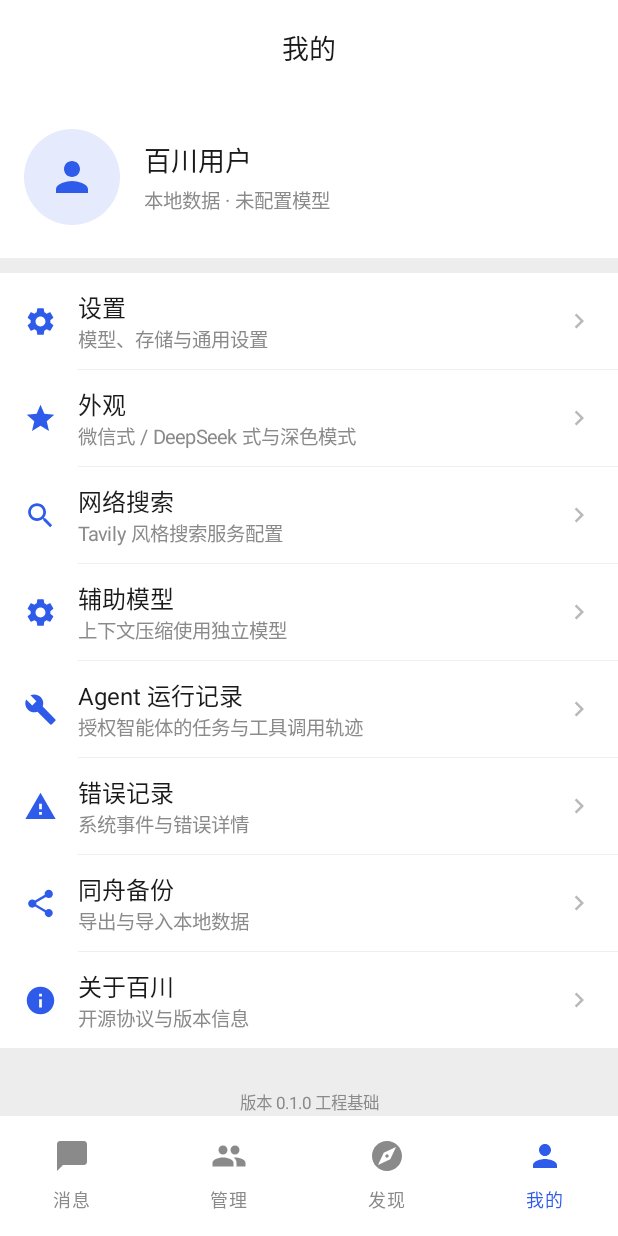
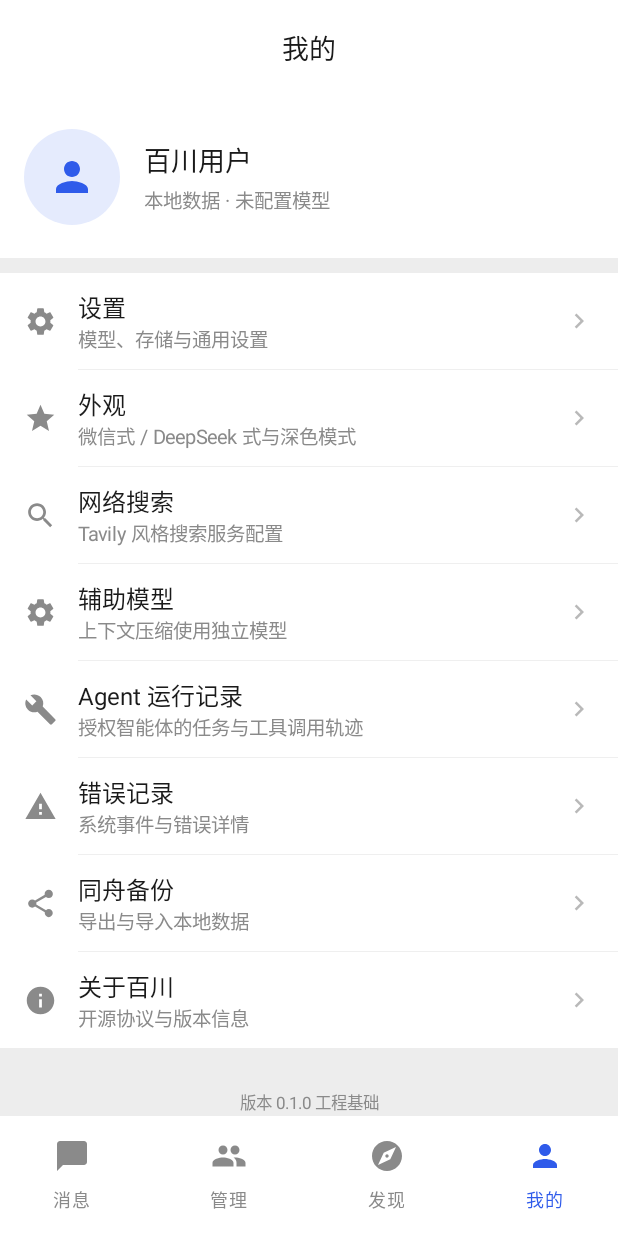
Before and after one commit to thecookfish1201-svg/baichuan, an Android app built with Jetpack Compose: the ProfileScreen screen opened through its navigation route, on a phone screen of 412 x 824 dp. Run offline under Robolectric (Android 15) with nearby library versions, the phone set to English and light mode, and no system bars.

Commit message:
UI-1 第二批：列表行图标与密度、个人页真实状态

```diff
--- a/app/app/src/main/java/com/tongzhouweiji/baichuan/ui/component/ListRow.kt
+++ b/app/app/src/main/java/com/tongzhouweiji/baichuan/ui/component/ListRow.kt
@@ -8,6 +8,7 @@ import androidx.compose.foundation.layout.Row
 import androidx.compose.foundation.layout.Spacer
 import androidx.compose.foundation.layout.fillMaxWidth
 import androidx.compose.foundation.layout.height
+import androidx.compose.foundation.layout.heightIn
 import androidx.compose.foundation.layout.padding
 import androidx.compose.foundation.layout.size
 import androidx.compose.foundation.layout.width
@@ -19,6 +20,7 @@ import androidx.compose.material3.Text
 import androidx.compose.runtime.Composable
 import androidx.compose.ui.Alignment
 import androidx.compose.ui.Modifier
+import androidx.compose.ui.graphics.Color
 import androidx.compose.ui.graphics.vector.ImageVector
 import androidx.compose.ui.unit.dp
 
@@ -33,20 +35,25 @@ fun ListRow(
     subtitle: String? = null,
     showArrow: Boolean = true,
     showDivider: Boolean = true,
+    iconTint: Color = Color.Unspecified,
     onClick: () -> Unit = {},
 ) {
     Column(modifier.fillMaxWidth().background(MaterialTheme.colorScheme.surface).clickable(onClick = onClick)) {
         Row(
             modifier = Modifier
                 .fillMaxWidth()
-                .height(64.dp)
-                .padding(horizontal = 16.dp),
+                .heightIn(min = 64.dp)
+                .padding(horizontal = 16.dp, vertical = 10.dp),
             verticalAlignment = Alignment.CenterVertically,
         ) {
             Icon(
                 imageVector = icon,
                 contentDescription = null,
-                tint = MaterialTheme.colorScheme.primary,
+                tint = if (iconTint == Color.Unspecified) {
+                    MaterialTheme.colorScheme.onSurfaceVariant
+                } else {
+                    iconTint
+                },
                 modifier = Modifier.size(22.dp),
             )
             Spacer(Modifier.width(14.dp))
--- a/app/app/src/main/java/com/tongzhouweiji/baichuan/ui/screen/profile/ProfileScreen.kt
+++ b/app/app/src/main/java/com/tongzhouweiji/baichuan/ui/screen/profile/ProfileScreen.kt
@@ -31,6 +31,11 @@ import androidx.compose.material3.Scaffold
 import androidx.compose.material3.Text
 import androidx.compose.material3.TopAppBarDefaults
 import androidx.compose.runtime.Composable
+import androidx.compose.runtime.LaunchedEffect
+import androidx.compose.runtime.getValue
+import androidx.compose.runtime.mutableStateOf
+import androidx.compose.runtime.remember
+import androidx.compose.runtime.setValue
 import androidx.compose.ui.Alignment
 import androidx.compose.ui.Modifier
 import androidx.compose.ui.res.stringResource
@@ -48,6 +53,22 @@ fun ProfileScreen(
     onOpenBackup: () -> Unit = {},
     onOpenAgentRuns: () -> Unit = {},
 ) {
+    val context = androidx.compose.ui.platform.LocalContext.current
+    val app = context.applicationContext as com.tongzhouweiji.baichuan.BaichuanApplication
+    var statusLine by remember { mutableStateOf("本地数据 · 未配置模型") }
+    LaunchedEffect(Unit) {
+        statusLine = runCatching {
+            val providers = app.container.providerDao.listAll().size
+            val defaultId = app.container.providerDao.defaultModel()?.id
+            val modelName = defaultId?.let { app.container.providerDao.findModelById(it)?.modelName }
+            buildString {
+                append("本地数据")
+                append(" · ")
+                append(modelName ?: "未配置模型")
+                if (providers > 0) append(" · ").append(providers).append(" 个服务商")
+            }
+        }.getOrDefault("本地数据 · 未配置模型")
+    }
     Scaffold(
         containerColor = MaterialTheme.colorScheme.background,
         contentWindowInsets = WindowInsets(0),
@@ -67,7 +88,7 @@ fun ProfileScreen(
                 .padding(innerPadding)
                 .verticalScroll(rememberScrollState()),
         ) {
-            ProfileHeader()
+            ProfileHeader(statusLine)
             Spacer(Modifier.height(10.dp))
             ListRow(
                 icon = Icons.Default.Settings,
@@ -129,7 +150,7 @@ fun ProfileScreen(
 }
 
 @Composable
-private fun ProfileHeader() {
+private fun ProfileHeader(statusLine: String) {
     Row(
         modifier = Modifier
             .fillMaxWidth()
@@ -157,7 +178,7 @@ private fun ProfileHeader() {
                 color = MaterialTheme.colorScheme.onSurface,
             )
             Text(
-                text = "本地数据 · 未配置模型",
+                text = statusLine,
                 style = MaterialTheme.typography.bodySmall,
                 color = MaterialTheme.colorScheme.onSurfaceVariant,
                 modifier = Modifier.padding(top = 4.dp),
```
Also changed, not shown: 2 other files.
